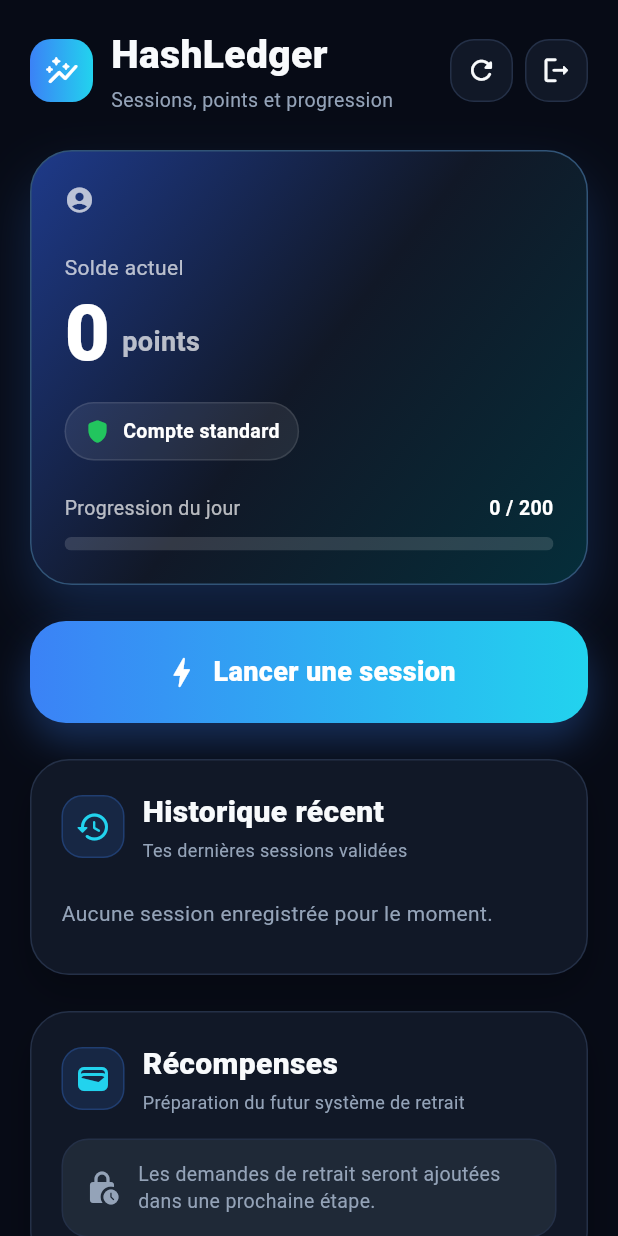
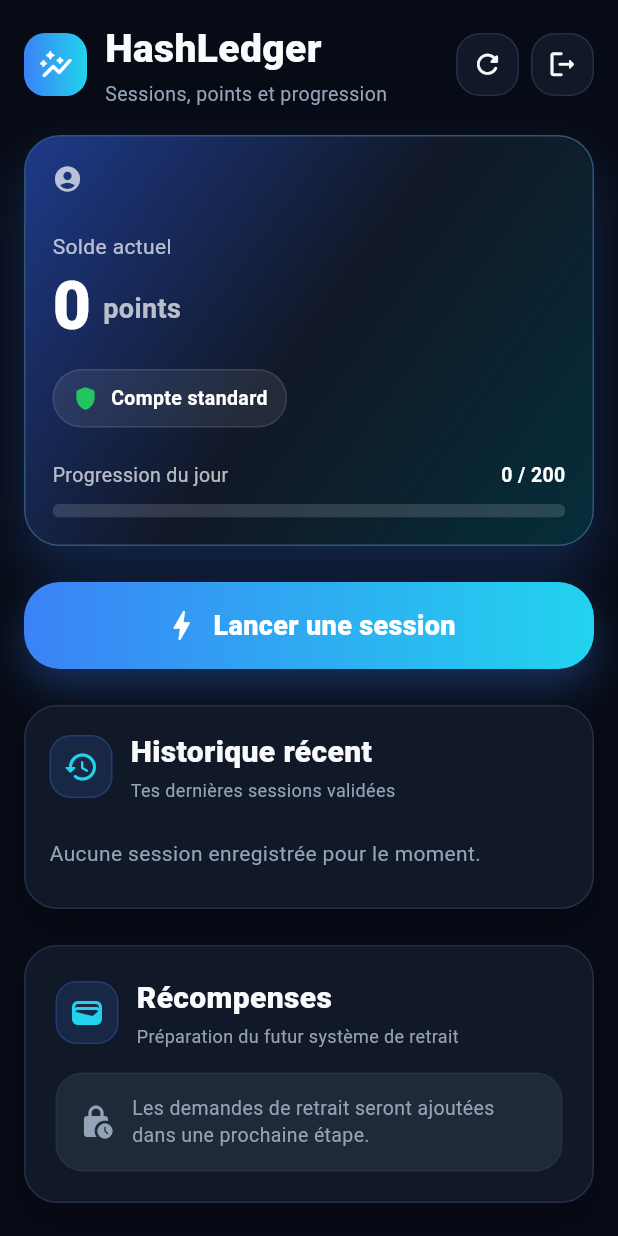
Before and after one commit to amineze1605-cloud/hashledger-flutter, a Flutter app: the HomeScreen screen opened directly with empty values, on a phone screen of 412 x 824 dp. Run offline on Flutter 3.47's test engine with Material 3 defaults, Android fonts, the phone set to English and light mode, and no system bars; our stand-ins replace shared_preferences; accounts and stored records are empty; network calls fail.

Commit message:
Update home_screen.dart

```diff
--- a/lib/screens/home_screen.dart
+++ b/lib/screens/home_screen.dart
@@ -296,9 +296,9 @@
     final progress = dailyLimit <= 0 ? 0.0 : (sessionsToday / dailyLimit).clamp(0.0, 1.0);
 
     return Container(
-      padding: const EdgeInsets.all(22),
+      padding: const EdgeInsets.all(18),
       decoration: BoxDecoration(
-        borderRadius: BorderRadius.circular(28),
+        borderRadius: BorderRadius.circular(24),
         gradient: const LinearGradient(
           begin: Alignment.topLeft,
           end: Alignment.bottomRight,
@@ -352,7 +352,7 @@
                 "${currentUser.points}",
                 style: const TextStyle(
                   color: Colors.white,
-                  fontSize: 52,
+                  fontSize: 44,
                   fontWeight: FontWeight.w900,
                   height: 1,
                 ),
@@ -509,7 +509,7 @@
       onTap: startMiningCountdown,
       borderRadius: BorderRadius.circular(24),
       child: Container(
-        height: 68,
+        height: 58,
         decoration: BoxDecoration(
           borderRadius: BorderRadius.circular(24),
           gradient: const LinearGradient(
@@ -545,7 +545,7 @@
   Widget _historyCard() {
     return _darkCard(
       child: Padding(
-        padding: const EdgeInsets.all(20),
+        padding: const EdgeInsets.all(16),
         child: Column(
           crossAxisAlignment: CrossAxisAlignment.start,
           children: [
@@ -730,7 +730,7 @@
     return Container(
       decoration: BoxDecoration(
         color: card,
-        borderRadius: BorderRadius.circular(26),
+        borderRadius: BorderRadius.circular(22),
         border: Border.all(color: border),
         boxShadow: [
           BoxShadow(
@@ -786,12 +786,12 @@
           },
           child: SingleChildScrollView(
             physics: const AlwaysScrollableScrollPhysics(),
-            padding: const EdgeInsets.fromLTRB(20, 18, 20, 28),
+            padding: const EdgeInsets.fromLTRB(16, 14, 16, 24),
             child: Column(
               crossAxisAlignment: CrossAxisAlignment.stretch,
               children: [
                 _pageTitle(),
-                const SizedBox(height: 24),
+                const SizedBox(height: 18),
                 _balanceCard(),
                 const SizedBox(height: 24),
                 if (refreshingUser)
```
